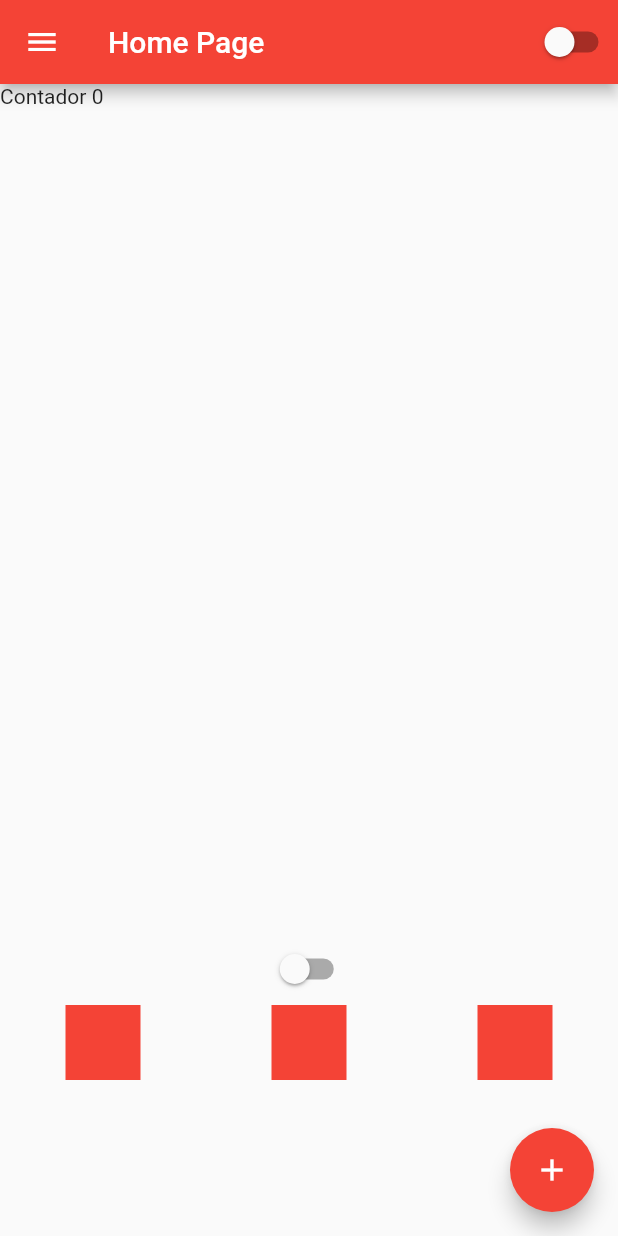
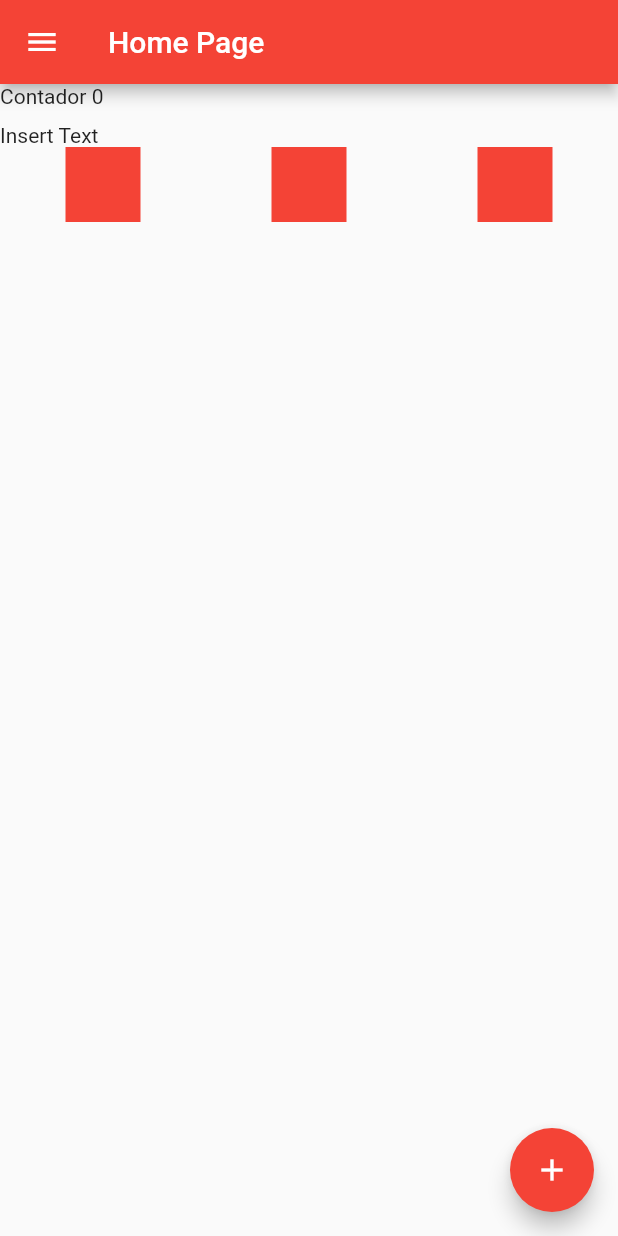
Before and after one commit to AlessonCC/Estudos, a Flutter app: the HomePage screen opened by its route, on a phone screen of 412 x 824 dp. Run offline on Flutter 3.47's test engine with Material 2 defaults, Android fonts, the phone set to English and light mode, and no system bars; missing offline and left inert: dart:ffi.

Commit message:
Remoção de linhas desnecessarias

```diff
--- a/Flutter/manual_de_sobrevivencia/lib/home_page.dart
+++ b/Flutter/manual_de_sobrevivencia/lib/home_page.dart
@@ -59,10 +59,7 @@ class HomePageState extends State<HomePage> {
           ],
         ),
       ),
-      appBar: AppBar(
-        title: const Text('Home Page'),
-        actions: const [CustomSwitch()],
-      ),
+      appBar: AppBar(title: const Text('Home Page')),
       body: SizedBox(
         width: double.infinity,
         height: double.infinity,
@@ -71,8 +68,8 @@ class HomePageState extends State<HomePage> {
           //crossAxisAlignment: CrossAxisAlignment.start
           children: [
             Text('Contador $count'),
-            Container(height: 550),
-            const CustomSwitch(),
+            Container(height: 10),
+            Text('Insert Text'),
             Row(
               mainAxisAlignment: MainAxisAlignment.spaceAround,
               crossAxisAlignment: CrossAxisAlignment.center,
```
